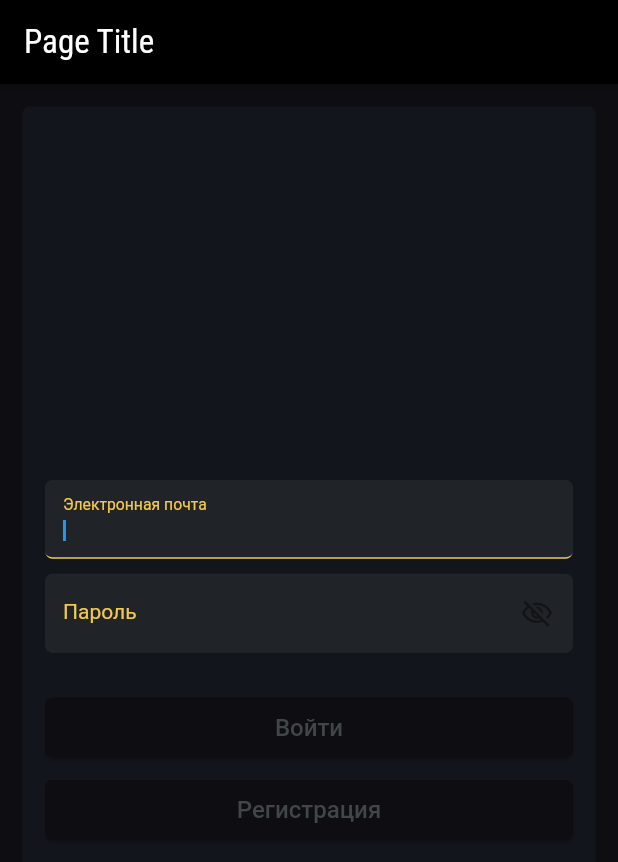
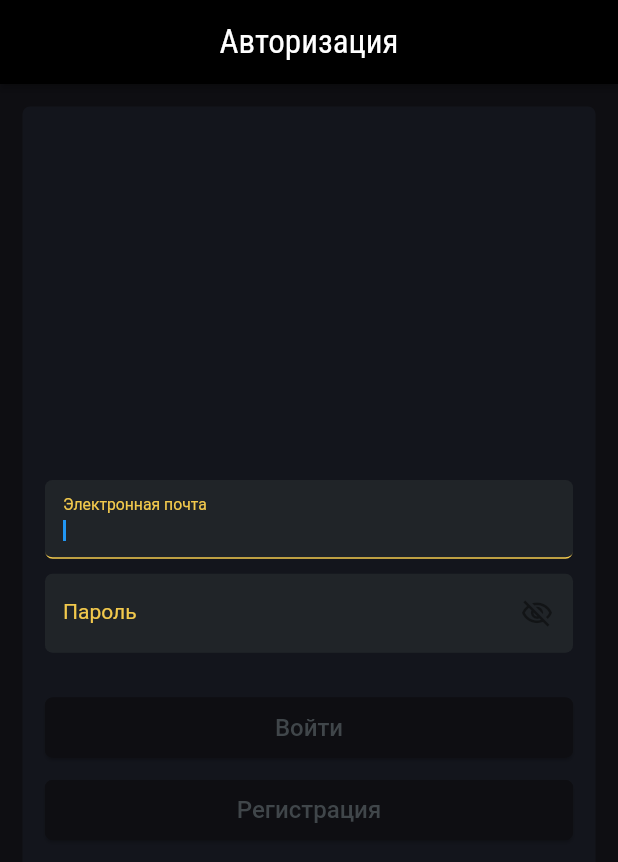
Before and after one commit to nikitakudinov/sp, a Flutter app: the screen it shows after launch, on a phone screen of 412 x 824 dp. Shown: the top 862 px of the screen. Run offline on Flutter 3.47's test engine with Material 2 defaults, Android fonts, the phone set to English and light mode, and no system bars; drawn by our look-alikes of auto_size_text; our stand-ins replace equatable, file_picker, floating_bottom_navigation_bar, font_awesome_flutter, from_css_color, go_router and 8 more; missing offline and left inert: json_path, mime_type; accounts and stored records are empty; Roboto replaces fonts that are missing (Encode Sans Semi Condensed).

Commit message:
Updating to latest FlutterFlow output.

```diff
--- a/lib/auth/auth_page/auth_page_widget.dart
+++ b/lib/auth/auth_page/auth_page_widget.dart
@@ -63,7 +63,7 @@ class _AuthPageWidgetState extends State<AuthPageWidget> {
           backgroundColor: FlutterFlowTheme.of(context).secondary,
           automaticallyImplyLeading: false,
           title: Text(
-            'Page Title',
+            'Авторизация',
             style: FlutterFlowTheme.of(context).headlineMedium.override(
                   fontFamily: 'Roboto Condensed',
                   color: Colors.white,
@@ -71,7 +71,7 @@ class _AuthPageWidgetState extends State<AuthPageWidget> {
                 ),
           ),
           actions: [],
-          centerTitle: false,
+          centerTitle: true,
           elevation: 2.0,
         ),
         body: SafeArea(
```
